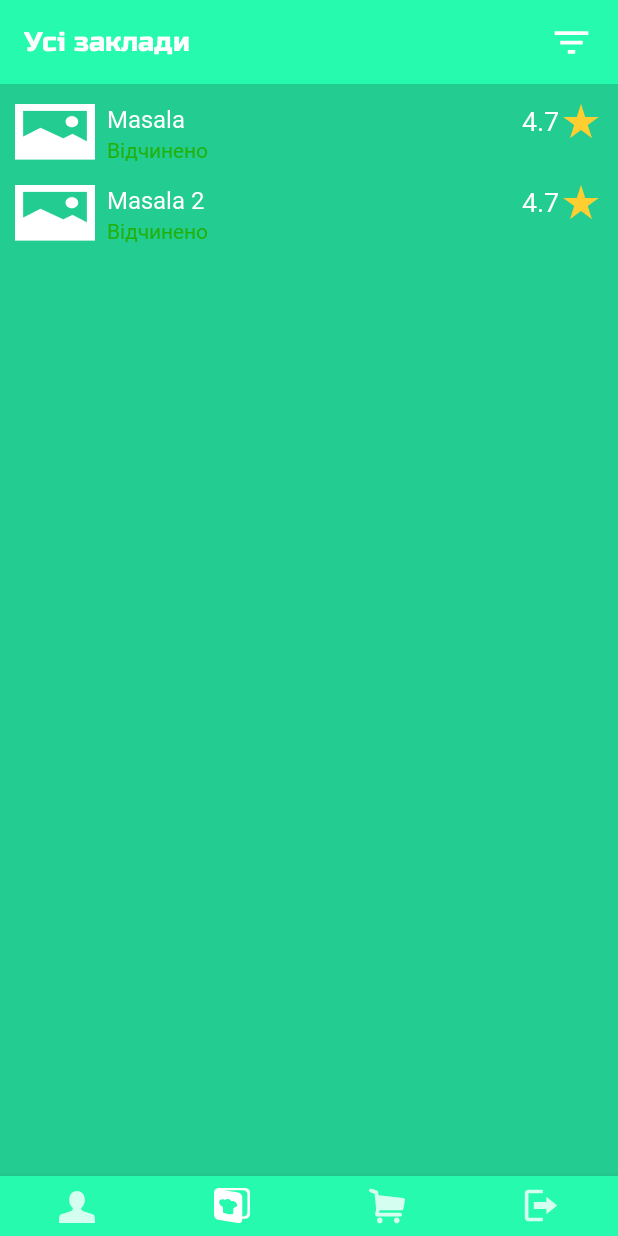
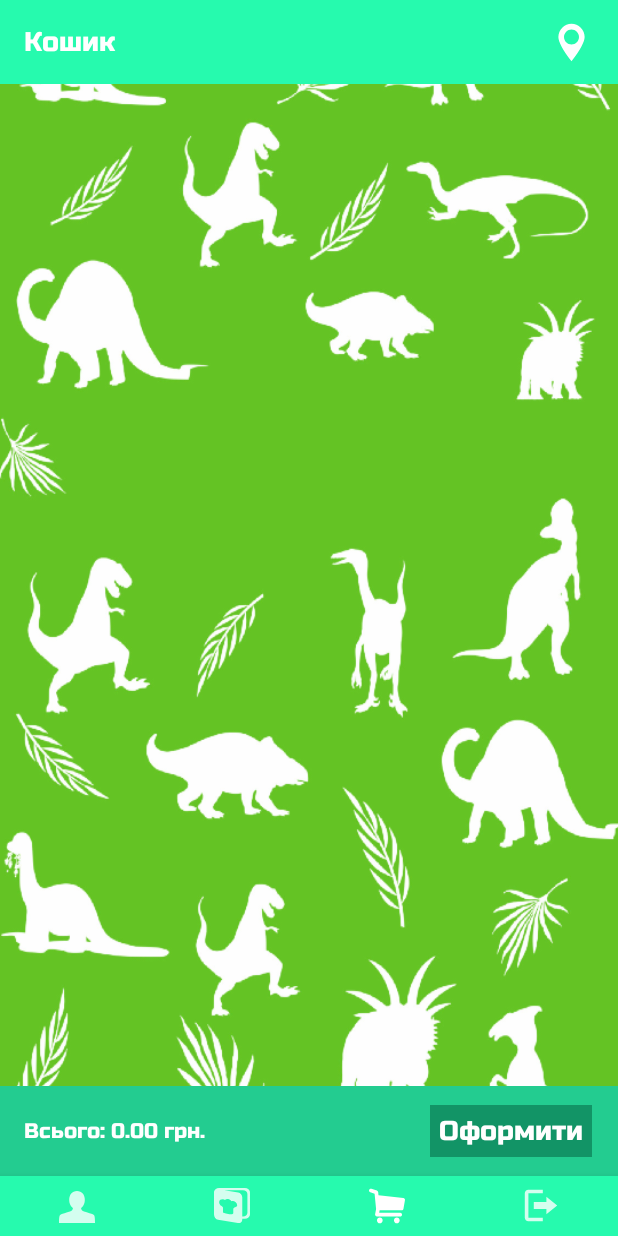
Before and after one commit to DinoDelivery/DinoDev-Android, an Android app: the screen it shows after launch (MainActivity), item 3 of the bottom bar chosen, on a phone screen of 412 x 824 dp. Run offline under Robolectric (Android 15) with nearby library versions, the phone set to English and light mode, and no system bars; our stand-ins replace Room's generated code.

Commit message:
Add CartFragment

```diff
--- a/app/src/main/java/com/dinodelivery/app/MainActivity.kt
+++ b/app/src/main/java/com/dinodelivery/app/MainActivity.kt
@@ -3,6 +3,7 @@ package com.dinodelivery.app
 import android.os.Bundle
 import androidx.appcompat.app.AppCompatActivity
 import androidx.fragment.app.Fragment
+import com.dinodelivery.app.fragments.CartFragment
 import com.dinodelivery.app.fragments.MapFragment
 import com.dinodelivery.app.fragments.ProfileFragment
 import com.dinodelivery.app.fragments.RestaurantsFragment
@@ -25,6 +26,10 @@ class MainActivity : AppCompatActivity() {
                 }
                 R.id.profile_item -> {
                     navigateToFragment(ProfileFragment())
+                    true
+                }
+                R.id.cart_item -> {
+                    navigateToFragment(CartFragment())
                     true
                 }
                 else -> false
--- a/app/src/main/java/com/dinodelivery/app/database/dao/DishDao.kt
+++ b/app/src/main/java/com/dinodelivery/app/database/dao/DishDao.kt
@@ -15,6 +15,9 @@ interface DishDao {
     @Query("SELECT * FROM dishes")
     suspend fun getDishes(): List<DishEntity>?
 
+    @Query("DELETE FROM dishes WHERE id = (SELECT id FROM dishes WHERE dishId = :id LIMIT 1)")
+    suspend fun deleteDishById(id: Int)
+
     @Query("DELETE FROM dishes")
     suspend fun clearAllDishes()
 }
--- a/app/src/main/java/com/dinodelivery/app/database/entities/DishEntity.kt
+++ b/app/src/main/java/com/dinodelivery/app/database/entities/DishEntity.kt
@@ -9,5 +9,6 @@ data class DishEntity(
     @PrimaryKey(autoGenerate = true) @ColumnInfo(name = "id") var id: Int = 0,
     @ColumnInfo(name = "dishId") var dishId: Int = 0,
     @ColumnInfo(name = "name") var name: String? = null,
-    @ColumnInfo(name = "price") var price: Double = 0.0
+    @ColumnInfo(name = "price") var price: Double = 0.0,
+    @ColumnInfo(name = "photo") var photo: String? = null
 )
--- a/app/src/main/java/com/dinodelivery/app/database/repository/DishEntityRepository.kt
+++ b/app/src/main/java/com/dinodelivery/app/database/repository/DishEntityRepository.kt
@@ -16,6 +16,10 @@ class DishEntityRepository {
         return dishDao?.getDishes()
     }
 
+    suspend fun deleteDishById(id: Int) {
+        dishDao?.deleteDishById(id)
+    }
+
     suspend fun clearAllDishes() {
         dishDao?.clearAllDishes()
     }
--- /dev/null
+++ b/app/src/main/java/com/dinodelivery/app/fragments/CartFragment.kt
@@ -0,0 +1,68 @@
+package com.dinodelivery.app.fragments
+
+
+import android.os.Bundle
+import android.view.LayoutInflater
+import android.view.View
+import android.view.ViewGroup
+import androidx.fragment.app.Fragment
+import androidx.lifecycle.Observer
+import androidx.lifecycle.ViewModelProviders
+import com.dinodelivery.app.R
+import com.dinodelivery.app.adapters.CartItemListAdapter
+import com.dinodelivery.app.adapters.OrderDividerDecoration
+import com.dinodelivery.app.database.entities.DishEntity
+import com.dinodelivery.app.viewmodels.CartViewModel
+import kotlinx.android.synthetic.main.fragment_cart.*
+
+
+class CartFragment : Fragment() {
+
+    private val cartViewModel: CartViewModel by lazy {
+        ViewModelProviders.of(this).get(CartViewModel::class.java)
+    }
+
+    override fun onCreateView(
+        inflater: LayoutInflater, container: ViewGroup?,
+        savedInstanceState: Bundle?
+    ): View? {
+        return inflater.inflate(R.layout.fragment_cart, container, false)
+    }
+
+    override fun onViewCreated(view: View, savedInstanceState: Bundle?) {
+        super.onViewCreated(view, savedInstanceState)
+
+        cartViewModel.getCartItems()
+        initObservers()
+    }
+
+    private fun initObservers() {
+        cartViewModel.cartItems.observe(viewLifecycleOwner, Observer {
+
+            txtOrderPrice.text = getString(R.string.order_cart_price, getPrice(it))
+
+            cartItemsRecyclerView.adapter = CartItemListAdapter(it, object: CartItemListAdapter.CartItemClickListener {
+                override fun onCartItemAdded(dish: DishEntity) {
+                    cartViewModel.addCartItem(dish)
+                }
+
+                override fun onCartItemRemoved(dish: DishEntity) {
+                    cartViewModel.deleteCartItem(dish)
+                }
+
+            })
+            cartItemsRecyclerView.addItemDecoration(OrderDividerDecoration())
+        })
+
+        cartViewModel.item.observe(viewLifecycleOwner, Observer {
+            cartViewModel.getCartItems()
+        })
+    }
+
+    private fun getPrice(cartItems: List<Pair<DishEntity, Int>>): String {
+        return cartItems.map { it.first.price * it.second }.sum().round()
+    }
+
+    private fun Double.round(decimals: Int = 2): String = "%.${decimals}f".format(this)
+
+}
--- /dev/null
+++ b/app/src/main/java/com/dinodelivery/app/viewmodels/CartViewModel.kt
@@ -0,0 +1,64 @@
+package com.dinodelivery.app.viewmodels
+
+import android.app.Application
+import android.util.Log
+import androidx.lifecycle.AndroidViewModel
+import androidx.lifecycle.LiveData
+import androidx.lifecycle.MutableLiveData
+import androidx.lifecycle.viewModelScope
+import com.dinodelivery.app.database.entities.DishEntity
+import com.dinodelivery.app.database.repository.DishEntityRepository
+import kotlinx.coroutines.CoroutineExceptionHandler
+import kotlinx.coroutines.launch
+
+class CartViewModel(application: Application) : AndroidViewModel(application) {
+
+    private val dishEntityRepository: DishEntityRepository = DishEntityRepository()
+
+    private val _cartItems = MutableLiveData<List<Pair<DishEntity, Int>>>()
+    val cartItems: LiveData<List<Pair<DishEntity, Int>>>
+        get() = _cartItems
+
+    private val _item = MutableLiveData<Pair<DishEntity, Boolean>>()
+    val item: LiveData<Pair<DishEntity, Boolean>>
+        get() = _item
+
+    fun getCartItems() {
+        viewModelScope.launch(CoroutineExceptionHandler { _, e ->
+            Log.e(TAG, e.message)
+        }) {
+            _cartItems.value =
+                dishEntityRepository.getDishes()?.groupBy(DishEntity::dishId)
+                    ?.map { it.value[0] to it.value.size }
+        }
+    }
+
+    fun addCartItem(dishEntity: DishEntity) {
+        viewModelScope.launch(CoroutineExceptionHandler { _, e ->
+            Log.e(TAG, e.message)
+        }) {
+            dishEntityRepository.addDish(
+                DishEntity(
+                    dishId = dishEntity.dishId,
+                    name = dishEntity.name,
+                    price = dishEntity.price,
+                    photo = dishEntity.photo
+                )
+            )
+            _item.value = dishEntity to true
+        }
+    }
+
+    fun deleteCartItem(dishEntity: DishEntity) {
+        viewModelScope.launch(CoroutineExceptionHandler { _, e ->
+            Log.e(TAG, e.message)
+        }) {
+            dishEntityRepository.deleteDishById(dishEntity.dishId)
+            _item.value = dishEntity to false
+        }
+    }
+
+    companion object {
+        private val TAG = CartViewModel::class.java.simpleName
+    }
+}
--- /dev/null
+++ b/app/src/main/res/layout/fragment_cart.xml
@@ -0,0 +1,85 @@
+<?xml version="1.0" encoding="utf-8"?>
+<androidx.constraintlayout.widget.ConstraintLayout xmlns:android="http://schemas.android.com/apk/res/android"
+    xmlns:tools="http://schemas.android.com/tools"
+    android:layout_width="match_parent"
+    android:layout_height="match_parent"
+    xmlns:app="http://schemas.android.com/apk/res-auto"
+    android:background="@drawable/background"
+    android:orientation="vertical">
+
+    <androidx.appcompat.widget.AppCompatImageView
+        android:id="@+id/toolbar"
+        android:layout_width="match_parent"
+        android:layout_height="?attr/actionBarSize"
+        app:layout_constraintTop_toTopOf="parent"
+        app:layout_constraintStart_toStartOf="parent"
+        app:layout_constraintEnd_toEndOf="parent"
+        android:background="@color/colorPrimaryDark"
+        app:layout_constraintVertical_chainStyle="spread_inside"
+        tools:layout_height="40dp"/>
+
+    <androidx.appcompat.widget.AppCompatTextView
+        android:id="@+id/toolbarHeader"
+        android:layout_width="match_parent"
+        android:layout_height="0dp"
+        android:layout_marginStart="16dp"
+        android:fontFamily="@font/russo_one_regular"
+        android:gravity="center_vertical"
+        android:textColor="@android:color/white"
+        android:textSize="18sp"
+        android:text="@string/cart"
+        app:layout_constraintBottom_toBottomOf="@id/toolbar"
+        app:layout_constraintTop_toTopOf="@id/toolbar" />
+
+    <androidx.appcompat.widget.AppCompatImageView
+        android:id="@+id/btnMap"
+        android:layout_width="wrap_content"
+        android:layout_height="wrap_content"
+        android:layout_marginEnd="16dp"
+        android:src="@drawable/ic_map"
+        app:layout_constraintBottom_toBottomOf="@id/toolbarHeader"
+        app:layout_constraintEnd_toEndOf="parent"
+        app:layout_constraintTop_toTopOf="@id/toolbarHeader" />
+
+    <androidx.recyclerview.widget.RecyclerView
+        android:id="@+id/cartItemsRecyclerView"
+        android:layout_width="match_parent"
+        android:layout_height="wrap_content"
+        android:background="@color/view_background"
+        app:layoutManager="androidx.recyclerview.widget.LinearLayoutManager"
+        app:layout_constraintEnd_toEndOf="parent"
+        app:layout_constraintStart_toStartOf="parent"
+        app:layout_constraintTop_toBottomOf="@id/toolbar"
+        tools:listitem="@layout/cart_order_item" />
+
+    <androidx.appcompat.widget.AppCompatTextView
+        android:id="@+id/txtOrderPrice"
+        android:layout_width="match_parent"
+        android:layout_height="60dp"
+        android:background="@color/view_background"
+        android:fontFamily="@font/russo_one_regular"
+        android:gravity="center_vertical"
+        android:paddingStart="16dp"
+        android:text="@string/order_cart_price"
+        android:textColor="@android:color/white"
+        android:textSize="14sp"
+        app:layout_constraintBottom_toBottomOf="parent"
+        app:layout_constraintEnd_toEndOf="parent"
+        app:layout_constraintStart_toStartOf="parent" />
+
+    <androidx.appcompat.widget.AppCompatTextView
+        android:id="@+id/btnMakeOrder"
+        android:layout_width="wrap_content"
+        android:layout_height="wrap_content"
+        android:layout_marginEnd="17dp"
+        android:background="@color/button_color"
+        android:fontFamily="@font/russo_one_regular"
+        android:gravity="center_vertical"
+        android:padding="6dp"
+        android:text="@string/make_order"
+        android:textColor="@android:color/white"
+        android:textSize="18sp"
+        app:layout_constraintBottom_toBottomOf="parent"
+        app:layout_constraintEnd_toEndOf="parent"
+        app:layout_constraintTop_toTopOf="@id/txtOrderPrice" />
+</androidx.constraintlayout.widget.ConstraintLayout>
--- a/app/src/main/res/values/strings.xml
+++ b/app/src/main/res/values/strings.xml
@@ -33,6 +33,7 @@
     <string name="order_delivery_address">Адреса доставки: %s</string>
     <string name="order_delivery_time">Час доставки: %s</string>
     <string name="order_price">Всього до спалти: %s</string>
+    <string name="order_cart_price">Всього: %s грн.</string>
     <string name="rate">Оцінити</string>
     <string name="rate_note">Оцініть доставку :)</string>
 
@@ -64,4 +65,7 @@
     <string name="dish_added_successfully">Страва успішно додана до замовлення</string>
     <string name="ingredients">Інгредієнти:</string>
 
+    <string name="cart">Кошик</string>
+    <string name="make_order">Оформити</string>
+
 </resources>
```
Also changed, not shown: app/src/main/java/com/dinodelivery/app/adapters/CartItemListAdapter.kt (added, +62 -0 lines), app/src/main/java/com/dinodelivery/app/repositories/RestaurantsRepository.kt (+24 -0 lines), app/src/main/res/drawable/ic_item_add.xml (added, +9 -0 lines), app/src/main/res/drawable/ic_item_remove.xml (added, +9 -0 lines), app/src/main/res/layout/cart_order_item.xml (added, +77 -0 lines).
